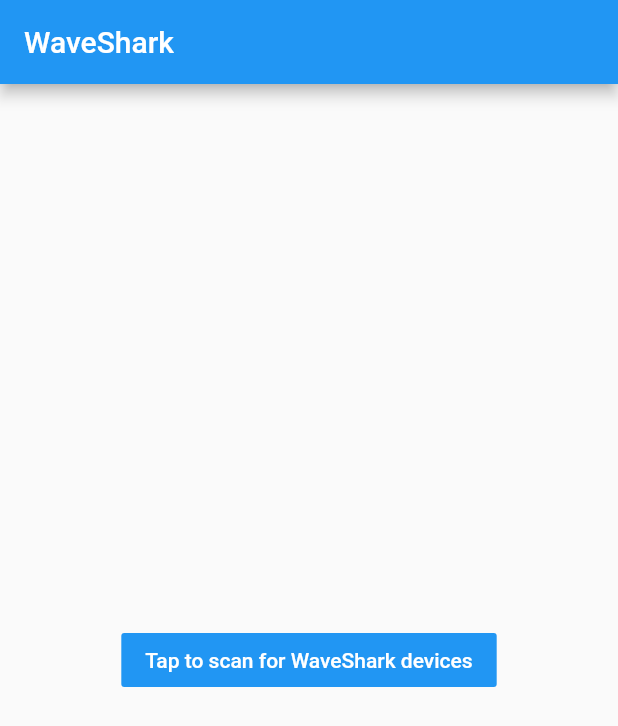
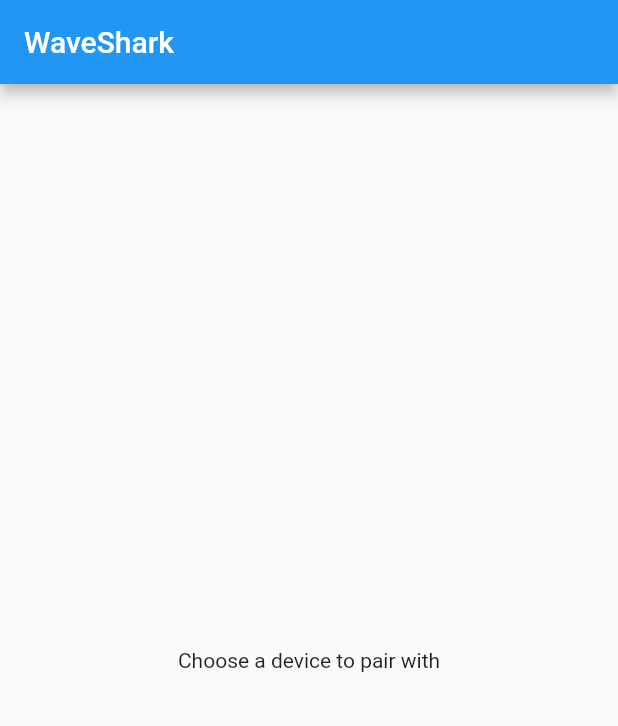
Before and after one commit to waveshark/WaveShark-app, a Flutter app: the screen it shows after launch, on a phone screen of 412 x 824 dp. Shown: the top 726 px of the screen. Run offline on Flutter 3.47's test engine with Material 2 defaults, Android fonts, the phone set to English and light mode, and no system bars; our stand-ins replace flutter_blue, shared_preferences.

Commit message:
Add auto-pair feature, improve code overall

```diff
--- a/lib/bluetooth_pair.dart
+++ b/lib/bluetooth_pair.dart
@@ -1,27 +1,60 @@
 import "package:flutter/material.dart";
 
 import "package:flutter_blue/flutter_blue.dart";
+import "package:shared_preferences/shared_preferences.dart";
 import "dart:convert";
 
 import "package:waveshark/waveshark_bluetooth.dart";
 
 class BluetoothPair extends StatefulWidget {
+  Function setWavesharkBluetooth;
   Function getPaired;
   Function setPaired;
-  Function setWavesharkBluetooth;
 
-  BluetoothPair({@required this.getPaired, @required this.setPaired, @required this.setWavesharkBluetooth});
+  BluetoothPair(
+      {@required this.setWavesharkBluetooth,
+      @required this.getPaired,
+      @required this.setPaired});
 
   @override
-  BluetoothPairState createState() => BluetoothPairState(getPaired: getPaired, setPaired: setPaired, setWavesharkBluetooth: setWavesharkBluetooth);
+  BluetoothPairState createState() => BluetoothPairState(
+      setWavesharkBluetooth: setWavesharkBluetooth,
+      getPaired: getPaired,
+      setPaired: setPaired);
 }
 
 class BluetoothPairState extends State<BluetoothPair> {
+  bool _scanning = true;
+
+  Function setWavesharkBluetooth;
   Function getPaired;
   Function setPaired;
-  Function setWavesharkBluetooth;
 
-  BluetoothPairState({@required this.getPaired, @required this.setPaired, @required this.setWavesharkBluetooth});
+  BluetoothPairState(
+      {@required this.setWavesharkBluetooth,
+      @required this.getPaired,
+      @required this.setPaired});
+
+  String _deviceName;
+
+  @override
+  void initState() {
+    super.initState();
+    // _loadSettings();
+    WidgetsBinding.instance.addPostFrameCallback((_) => scanForDevices());
+  }
+
+  void _loadSettings() async {
+    SharedPreferences prefs = await SharedPreferences.getInstance();
+    setState(() {
+      _deviceName = (prefs.getString('deviceName') ?? null);
+    });
+  }
+
+  void _saveSettings() async {
+    SharedPreferences prefs = await SharedPreferences.getInstance();
+    prefs.setString("deviceName", _deviceName);
+  }
 
   final String _desiredServiceUUID             = "6e400001-b5a3-f393-e0a9-e50e24dcca9e";
   final String _desiredReadCharacteristicUUID  = "6e400003-b5a3-f393-e0a9-e50e24dcca9e";
@@ -40,17 +73,20 @@
     print("Connected to device [" + deviceName + "]");
 
     // Discover services
-    List<BluetoothService> services = await _devices[deviceName].discoverServices();
+    List<BluetoothService> services =
+        await _devices[deviceName].discoverServices();
 
     // Find desired service and desired characteristics
     services.forEach((service) {
       if (service.uuid.toString() == _desiredServiceUUID) {
         service.characteristics.forEach((characteristic) {
-          if (characteristic.uuid.toString() == _desiredReadCharacteristicUUID) {
+          if (characteristic.uuid.toString() ==
+              _desiredReadCharacteristicUUID) {
             _readCharacteristic = characteristic;
           }
 
-          if (characteristic.uuid.toString() == _desiredWriteCharacteristicUUID) {
+          if (characteristic.uuid.toString() ==
+              _desiredWriteCharacteristicUUID) {
             _writeCharacteristic = characteristic;
           }
         });
@@ -58,16 +94,25 @@
     });
 
     // We're paired now
-    var wavesharkBluetooth = new WavesharkBluetooth(_devices[deviceName], _readCharacteristic, _writeCharacteristic);
-    wavesharkBluetooth.subscribeToNotifications();
-    setWavesharkBluetooth(wavesharkBluetooth);
+    setWavesharkBluetooth(WavesharkBluetooth(
+        _devices[deviceName], _readCharacteristic, _writeCharacteristic));
+    _deviceName = deviceName;
+    await _saveSettings();
     setPaired(true);
   }
 
-  void scanForDevices() async {
+  void scanForDevices() {
     // Start scanning
+    // TODO: Make scan time (currently 5 seconds) a constant
     FlutterBlue flutterBlue = FlutterBlue.instance;
-    await flutterBlue.startScan(timeout: Duration(seconds: 5));
+    flutterBlue.startScan(timeout: Duration(seconds: 5)).then((value) {
+      // Stop scanning
+      setState(() {
+        _scanning = false;
+      });
+      flutterBlue.stopScan();
+      // subscription.cancel(); // TODO: Is this needed?
+    });
 
     // Listen to scan results
     flutterBlue.scanResults.listen((results) {
@@ -76,35 +121,36 @@
           setState(() {
             _devices.putIfAbsent(r.device.name, () => r.device);
           });
+
+          // Auto-connect if this is the device name stored in settings
+          if (r.device.name == _deviceName) {
+            // TODO: Handle case where the stored device name is not available for connection
+            connectToDevice(_deviceName);
+          }
         }
       }
     });
-
-    // TODO: Stop scanning
-    // subscription.cancel();
-    // flutterBlue.stopScan();
   }
 
   @override
   Widget build(BuildContext context) {
-    return getPaired()
-        ? Text("You are paired with a WaveShark device")
-        : Container(
-            child: Column(
+    return _scanning
+        ? Column(
             mainAxisAlignment: MainAxisAlignment.spaceAround,
             children: [
-                FlatButton(
-                    color: Colors.blue,
-                    textColor: Colors.white,
-                    onPressed: scanForDevices,
-                    child: Text("Tap to scan for WaveShark devices")),
+              Text("Scanning for devices"),
+              CircularProgressIndicator()
+            ],
+          )
+        : Column(mainAxisAlignment: MainAxisAlignment.spaceAround, children: [
+            Text("Choose a device to pair with"),
             ..._devices.keys.map((deviceName) {
               return FlatButton(
                   color: Colors.green,
                   textColor: Colors.white,
                   onPressed: () => connectToDevice(deviceName),
-                      child: Text("Pair with " + deviceName));
+                  child: Text(deviceName));
             })
-              ]));
+          ]);
   }
 }
--- a/lib/main.dart
+++ b/lib/main.dart
@@ -1,8 +1,8 @@
 import "package:flutter/material.dart";
+
 import "package:waveshark/messaging.dart";
-import 'package:waveshark/waveshark_bluetooth.dart';
-
-import "./bluetooth_pair.dart";
+import "package:waveshark/waveshark_bluetooth.dart";
+import "package:waveshark/bluetooth_pair.dart";
 
 void main() {
   runApp(MyApp());
@@ -33,11 +33,18 @@
 
 class _MyHomePageState extends State<MyHomePage> {
   WavesharkBluetooth _wavesharkBluetooth;
-  bool _paired = false; // TODO: Get from persistent storage?
+  bool _paired = false;
+
+  WavesharkBluetooth getWavesharkBluetooth() {
+    return _wavesharkBluetooth;
+  }
 
   void setWavesharkBluetooth(wavesharkBluetooth)
   {
+    setState(() {
       _wavesharkBluetooth = wavesharkBluetooth;
+      _wavesharkBluetooth.subscribeToNotifications();
+    });
   }
 
   bool getPaired() {
@@ -46,12 +53,19 @@
 
   void setPaired(paired) {
     setState(() {
-      _paired = paired; // TODO: Place in persistent storage?
+      _paired = paired;
     });
   }
 
   @override
   Widget build(BuildContext context) {
+    var _bluetoothPair = BluetoothPair(
+        getPaired: getPaired,
+        setPaired: setPaired,
+        setWavesharkBluetooth: setWavesharkBluetooth);
+
+    var _messaging = Messaging(getWavesharkBluetooth: getWavesharkBluetooth);
+
     return Scaffold(
         appBar: AppBar(
           title: Text(widget.title),
@@ -60,13 +74,8 @@
             child: Column(
                 mainAxisAlignment: MainAxisAlignment.center,
                 children: <Widget>[
-              Center(
-                  child: _paired
-                      ? Messaging(_wavesharkBluetooth)
-                      : BluetoothPair(
-                          getPaired: getPaired, setPaired: setPaired, setWavesharkBluetooth: setWavesharkBluetooth))
-            ]),
-      ),
-    );
+              Visibility(visible: !_paired, child: _bluetoothPair),
+              Visibility(visible: _paired, child: _messaging)
+            ])));
   }
 }
--- a/pubspec.yaml
+++ b/pubspec.yaml
@@ -24,6 +24,7 @@
   flutter:
     sdk: flutter
   flutter_blue: ^0.7.2
+  shared_preferences: ^0.5.12
 
   # The following adds the Cupertino Icons font to your application.
   # Use with the CupertinoIcons class for iOS style icons.
```
Also changed, not shown: lib/messaging.dart (+18 -15 lines), lib/waveshark_bluetooth.dart (+1 -7 lines), pubspec.lock. Lines whose indentation alone changed are shown as unchanged.
